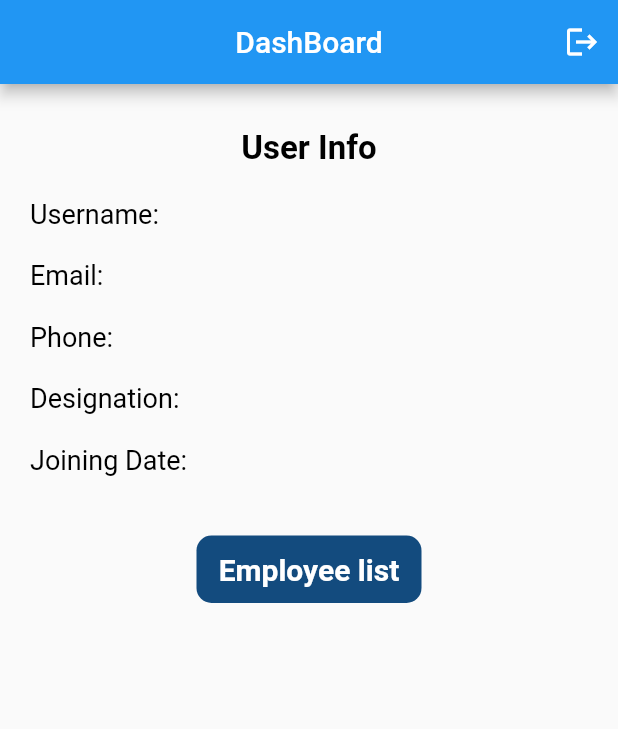
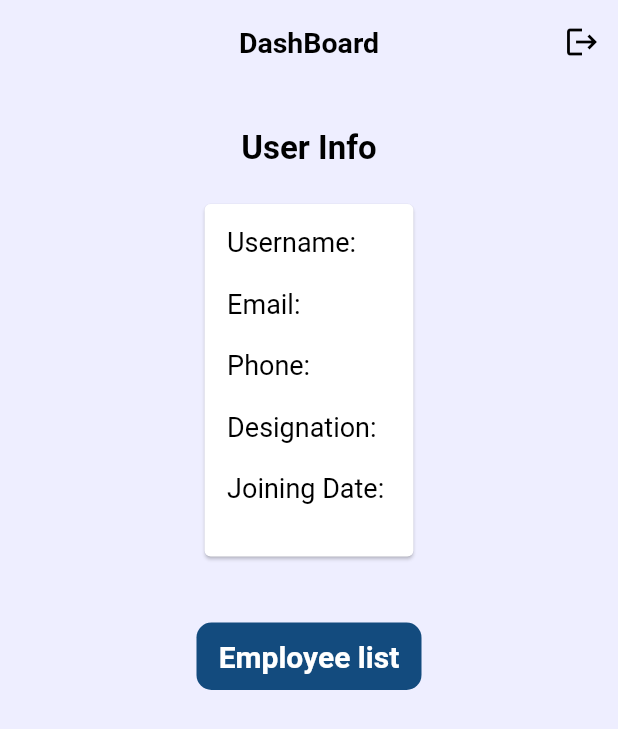
Before and after one commit to hprity60/pos_app, a Flutter app: the HomeScreen screen opened directly with empty values, on a phone screen of 412 x 824 dp. Shown: the top 729 px of the screen. Run offline on Flutter 3.47's test engine with Material 2 defaults, Android fonts, the phone set to English and light mode, and no system bars; our stand-ins replace bloc, dio, equatable, flutter_bloc, flutter_secure_storage, hive and 2 more; missing offline and left inert: dio_cache_interceptor, dio_smart_retry; accounts and stored records are empty.

Commit message:
UI updated

```diff
--- a/lib/core/values/app_colors.dart
+++ b/lib/core/values/app_colors.dart
@@ -2,4 +2,4 @@ import 'package:flutter/material.dart';
 
 const whiteColor = Color(0xFFFFFFFF);
 const secondaryTextColor = Color(0xFF134B7E);
-const borderColor = Color(0xFFDEDEDF);
+const borderColor = Color.fromRGBO(238, 238, 255, 1);
--- a/lib/features/home/presentation/pages/home_screen.dart
+++ b/lib/features/home/presentation/pages/home_screen.dart
@@ -29,24 +29,32 @@ class HomeScreen extends StatelessWidget {
     final formattedDate = joinDate.split('T00:00:00')[0];
 
     return Scaffold(
+      backgroundColor: borderColor,
       appBar: AppBar(
+        elevation: 0,
+        backgroundColor: Colors.transparent,
         leading: const SizedBox(),
         centerTitle: true,
         actions: [
           IconButton(
-            icon: const Icon(Icons.logout),
+            icon: const Icon(
+              Icons.logout,
+              color: Colors.black,
+            ),
             onPressed: () {
               Navigator.pushNamed(context, SignInScreen.id);
             },
           )
         ],
-        title: const Text('DashBoard'),
+        title: Text(
+          'DashBoard',
+          style: textStyleF19W700(),
+        ),
       ),
       body: SafeArea(
           child: Padding(
-        padding: const EdgeInsets.symmetric(horizontal: 20),
+        padding: const EdgeInsets.symmetric(horizontal: 10),
         child: Column(
-          crossAxisAlignment: CrossAxisAlignment.start,
           children: [
             const SizedBox(height: 30),
             Center(
@@ -56,6 +64,12 @@ class HomeScreen extends StatelessWidget {
               ),
             ),
             const SizedBox(height: 20),
+            Card(
+              child: Padding(
+                padding: const EdgeInsets.all(15.0),
+                child: Column(
+                  crossAxisAlignment: CrossAxisAlignment.start,
+                  children: [
                     Text(
                       'Username: $userName',
                       style: textStyleF18W400(),
@@ -80,6 +94,11 @@ class HomeScreen extends StatelessWidget {
                       'Joining Date: $formattedDate',
                       style: textStyleF18W400(),
                     ),
+                    const SizedBox(height: 20),
+                  ],
+                ),
+              ),
+            ),
             const SizedBox(height: 40),
             Center(
               child: CustomButton(
```
Also changed, not shown: lib/features/employee/presentation/pages/employee_list_screen.dart (+47 -12 lines). Lines whose indentation alone changed are shown as unchanged.
